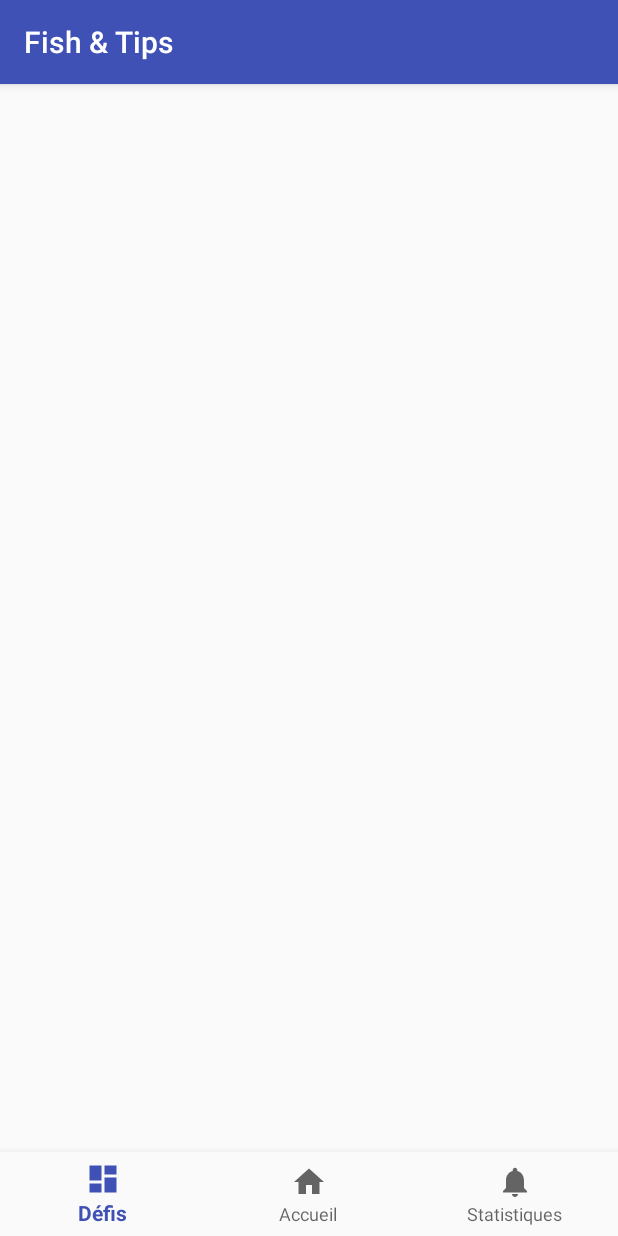
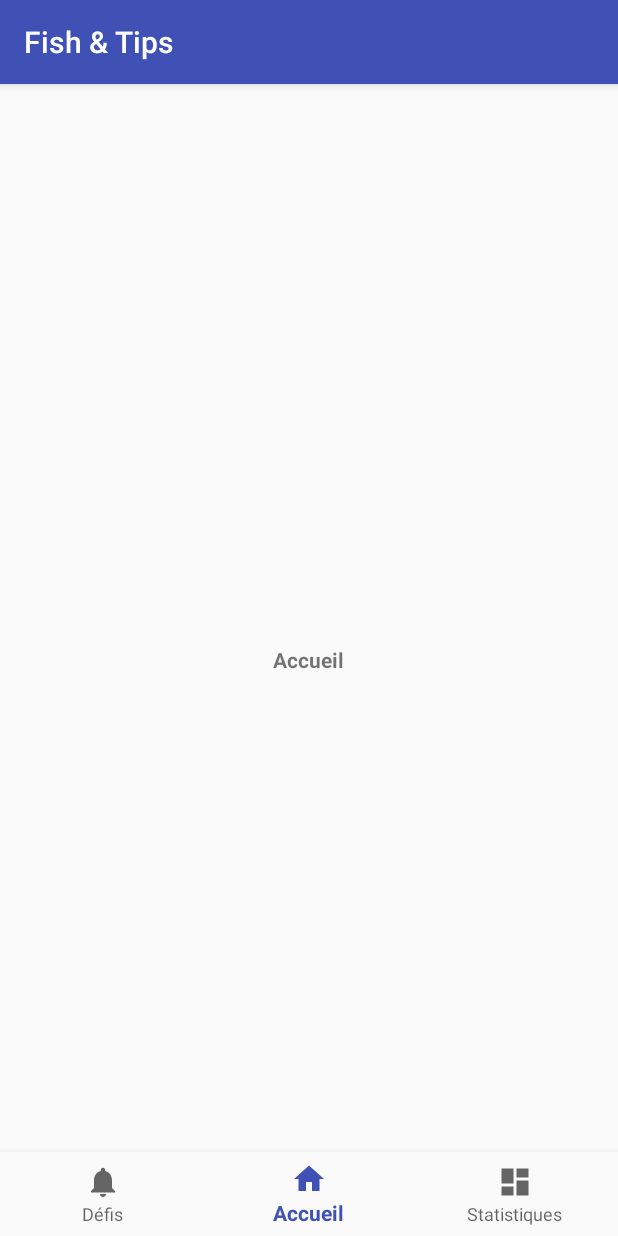
Before and after one commit to Atmos4/IHM, an Android app: the screen it shows after launch (MainActivity), on a phone screen of 412 x 824 dp. Run offline under Robolectric (Android 15) with nearby library versions, the phone set to English and light mode, and no system bars.

```diff
--- a/app/src/main/java/fr/insalyon/hexarem/ihm/MainActivity.java
+++ b/app/src/main/java/fr/insalyon/hexarem/ihm/MainActivity.java
@@ -23,6 +23,10 @@ public class MainActivity extends AppCompatActivity {
         setContentView(R.layout.activity_main);
         bottomNavigation = (BottomNavigationView)findViewById(R.id.navigation);
         fragmentManager = getSupportFragmentManager();
+        bottomNavigation.setSelectedItemId(R.id.navigation_home);
+        fragment = new HomeFragment();
+        final FragmentTransaction transaction = fragmentManager.beginTransaction();
+        transaction.replace(R.id.main_content, fragment).commit();
         bottomNavigation.setOnNavigationItemSelectedListener(new BottomNavigationView.OnNavigationItemSelectedListener() {
             @Override
             public boolean onNavigationItemSelected(@NonNull MenuItem item) {
--- a/app/src/main/res/layout/activity_main.xml
+++ b/app/src/main/res/layout/activity_main.xml
@@ -19,7 +19,7 @@
         app:layout_constraintBottom_toBottomOf="parent"
         app:layout_constraintLeft_toLeftOf="parent"
         app:layout_constraintRight_toRightOf="parent"
-        app:menu="@menu/navigation_menu" />
+        app:menu="@menu/navigation_menu"/>
 
     <RelativeLayout
         android:id="@+id/main_content"
--- a/app/src/main/res/menu/navigation_menu.xml
+++ b/app/src/main/res/menu/navigation_menu.xml
@@ -3,7 +3,7 @@
 
     <item
         android:id="@+id/navigation_challenge"
-        android:icon="@drawable/ic_dashboard_black_24dp"
+        android:icon="@drawable/ic_notifications_black_24dp"
         android:title="@string/title_challenge" />
 
     <item
@@ -13,7 +13,7 @@
 
     <item
         android:id="@+id/navigation_stats"
-        android:icon="@drawable/ic_notifications_black_24dp"
+        android:icon="@drawable/ic_dashboard_black_24dp"
         android:title="@string/title_stats" />
 
 </menu>
```
